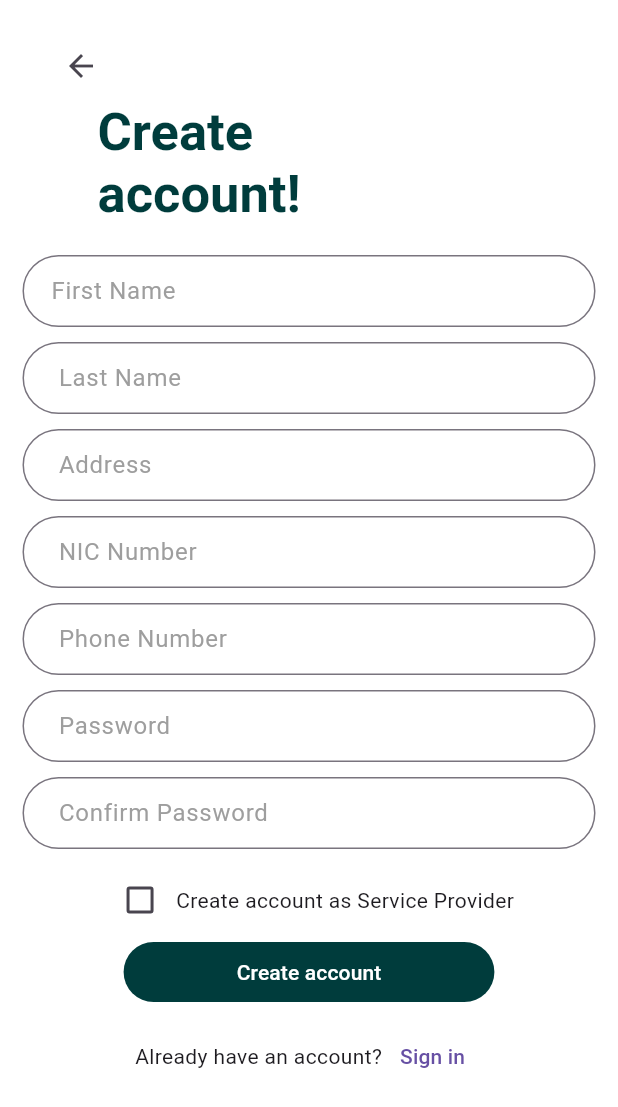
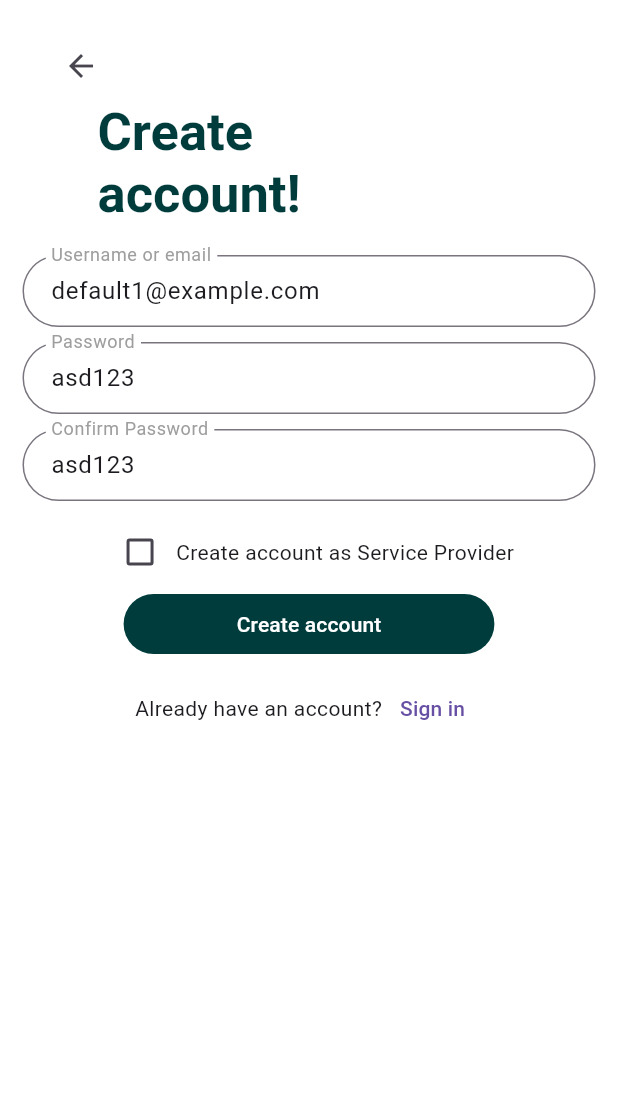
Before and after one commit to thaya2000/harvest_buddy, a Flutter app: the LandingPage screen opened directly, after a tap on "Create account", on a phone screen of 412 x 824 dp. Shown: the top 1107 px of the screen. Run offline on Flutter 3.47's test engine with Material 3 defaults, Android fonts, the light colour scheme and no system bars; our stand-ins replace curved_navigation_bar, firebase_auth, firebase_core; accounts and stored records are empty.

Commit message:
connect_register_backend

```diff
--- a/lib/landing_page.dart
+++ b/lib/landing_page.dart
@@ -89,7 +89,9 @@ class _LoginScreenState extends State<LandingPage> {
                                 Navigator.push(
                                   context,
                                   MaterialPageRoute(
-                                      builder: (context) => SignUpScreen()),
+                                      builder: (context) => SignUpScreen(
+                                            onTap: () {},
+                                          )),
                                 );
                               },
                               child: Text(
--- a/lib/login_page.dart
+++ b/lib/login_page.dart
@@ -164,7 +164,9 @@ class _LoginScreenState extends State<LoginScreen> {
                             Navigator.push(
                               context,
                               MaterialPageRoute(
-                                  builder: (context) => SignUpScreen()),
+                                  builder: (context) => SignUpScreen(
+                                        onTap: () {},
+                                      )),
                             );
                           },
                           child: Text("Create account")),
--- a/lib/main.dart
+++ b/lib/main.dart
@@ -8,8 +8,14 @@ import 'constant.dart';
 import 'landing_page.dart';
 import 'login_page.dart';
 import 'signup_page.dart';
+import 'package:firebase_core/firebase_core.dart';
+import 'firebase_options.dart';
 
-void main() {
+void main() async {
+  WidgetsFlutterBinding.ensureInitialized();
+  await Firebase.initializeApp(
+    options: DefaultFirebaseOptions.currentPlatform,
+  );
   runApp(InitialScreen());
 }
 
@@ -17,7 +23,7 @@ class InitialScreen extends StatelessWidget {
   @override
   Widget build(BuildContext context) {
     return MaterialApp(
-      home: HomePage(),
+      home: LandingPage(),
       title: "HarvestBuddy",
       debugShowCheckedModeBanner: false,
     );
--- a/lib/signup_page.dart
+++ b/lib/signup_page.dart
@@ -1,33 +1,75 @@
+import 'package:firebase_auth/firebase_auth.dart';
 import 'package:flutter/material.dart';
 import 'package:harvest_buddy/landing_page.dart';
 import 'package:harvest_buddy/login_page.dart';
-import 'constant.dart';
+import 'package:harvest_buddy/widgets/my_textfield.dart';
 
 class SignUpScreen extends StatefulWidget {
-  SignUpScreen({super.key});
+  final Function()? onTap;
+  const SignUpScreen({Key? key, required this.onTap}) : super(key: key);
 
   @override
-  State<SignUpScreen> createState() => _LoginScreenState();
+  State<SignUpScreen> createState() => _SignUpScreenState();
 }
 
-class _LoginScreenState extends State<SignUpScreen> {
+class _SignUpScreenState extends State<SignUpScreen> {
+  final emailController = TextEditingController(text: "default1@example.com");
+  final passwordController = TextEditingController(text: "asd123");
+  final confirmPasswordController = TextEditingController(text: "asd123");
+
   GlobalKey<FormState> formKey = GlobalKey<FormState>();
+  GlobalKey<ScaffoldState> scaffoldKey = GlobalKey<ScaffoldState>();
+
+  void signUserUp() async {
+    showDialog(
+      context: scaffoldKey.currentContext!,
+      builder: (context) => const Center(
+        child: CircularProgressIndicator(),
+      ),
+    );
+
+    try {
+      if (passwordController.text == confirmPasswordController.text) {
+        await FirebaseAuth.instance.createUserWithEmailAndPassword(
+          email: emailController.text,
+          password: passwordController.text,
+        );
+
+        Navigator.push(
+          scaffoldKey.currentContext!,
+          MaterialPageRoute(builder: (context) => LoginScreen()),
+        );
+      } else {
+        Navigator.pop(context);
+        genericErrorMessage("Password doesn't match!");
+      }
+    } on FirebaseAuthException catch (e) {
+      Navigator.pop(context);
+      genericErrorMessage(e.code);
+    }
+  }
+
+  void genericErrorMessage(String message) {
+    showDialog(
+      context: scaffoldKey.currentContext!,
+      builder: (context) => AlertDialog(
+        title: Text(message),
+        actions: [
+          TextButton(
+            onPressed: () {
+              Navigator.pop(context);
+            },
+            child: const Text('OK'),
+          ),
+        ],
+      ),
+    );
+  }
 
   @override
   Widget build(BuildContext context) {
-    double height = MediaQuery.of(context).size.height;
-    double width = MediaQuery.of(context).size.width;
-
-    bool isChecked = false;
-
-    // Define text styles
-    TextStyle appNameStyle = TextStyle(
-      fontSize: 35.0,
-      fontWeight: FontWeight.bold,
-      color: Color.fromARGB(255, 0, 60, 60),
-    );
-
     return Scaffold(
+      key: scaffoldKey,
       resizeToAvoidBottomInset: true,
       backgroundColor: Colors.white,
       body: SingleChildScrollView(
@@ -45,7 +87,7 @@ class _LoginScreenState extends State<SignUpScreen> {
                     Row(
                       children: [
                         IconButton(
-                          icon: Icon(Icons.arrow_back),
+                          icon: const Icon(Icons.arrow_back),
                           onPressed: () {
                             Navigator.push(
                               context,
@@ -59,18 +101,26 @@ class _LoginScreenState extends State<SignUpScreen> {
                     Padding(
                       padding: const EdgeInsets.only(left: 35),
                       child: RichText(
-                        text: TextSpan(
+                        text: const TextSpan(
                           children: [
                             TextSpan(
                               text: "Create",
-                              style: appNameStyle,
+                              style: TextStyle(
+                                fontSize: 35.0,
+                                fontWeight: FontWeight.bold,
+                                color: Color.fromARGB(255, 0, 60, 60),
+                              ),
                             ),
                             TextSpan(
-                              text: "\n", // Add a line break
+                              text: "\n",
                             ),
                             TextSpan(
                               text: "account!",
-                              style: appNameStyle,
+                              style: TextStyle(
+                                fontSize: 35.0,
+                                fontWeight: FontWeight.bold,
+                                color: Color.fromARGB(255, 0, 60, 60),
+                              ),
                             ),
                           ],
                         ),
@@ -84,166 +134,17 @@ class _LoginScreenState extends State<SignUpScreen> {
                 child: Container(
                   child: Column(
                     children: [
-                      Padding(
-                        padding: const EdgeInsets.only(
-                            left: 15.0, right: 15, bottom: 10),
-                        child: TextFormField(
-                          decoration: InputDecoration(
-                            border: OutlineInputBorder(
-                              borderSide: BorderSide(color: Colors.grey),
-                              borderRadius:
-                                  BorderRadius.all(Radius.circular(25.0)),
+                      InputText(
+                        controller: emailController,
+                        labelText: "Username or email",
                       ),
-
-                            contentPadding: EdgeInsets.symmetric(
-                                vertical: 10.0,
-                                horizontal:
-                                    15.0), // Adjust these values as needed
-
-                            labelText: "First Name",
-                            labelStyle: TextStyle(
-                              color: Colors.grey,
+                      InputText(
+                        controller: passwordController,
+                        labelText: "Password",
                       ),
-                          ),
-                        ),
-                      ),
-                      Padding(
-                        padding: const EdgeInsets.only(
-                            left: 15.0, right: 15, bottom: 10),
-                        child: TextFormField(
-                          decoration: InputDecoration(
-                            border: OutlineInputBorder(
-                              borderSide: BorderSide(color: Colors.grey),
-                              borderRadius:
-                                  BorderRadius.all(Radius.circular(25.0)),
-                            ),
-
-                            contentPadding: EdgeInsets.symmetric(
-                                vertical: 10.0,
-                                horizontal:
-                                    20.0), // Adjust these values as needed
-
-                            labelText: "Last Name",
-                            labelStyle: TextStyle(
-                              color: Colors.grey,
-                            ),
-                          ),
-                        ),
-                      ),
-                      Padding(
-                        padding: const EdgeInsets.only(
-                            left: 15.0, right: 15, bottom: 10),
-                        child: TextFormField(
-                          decoration: InputDecoration(
-                            border: OutlineInputBorder(
-                              borderSide: BorderSide(color: Colors.grey),
-                              borderRadius:
-                                  BorderRadius.all(Radius.circular(25.0)),
-                            ),
-
-                            contentPadding: EdgeInsets.symmetric(
-                                vertical: 10.0,
-                                horizontal:
-                                    20.0), // Adjust these values as needed
-
-                            labelText: "Address",
-                            labelStyle: TextStyle(
-                              color: Colors.grey,
-                            ),
-                          ),
-                        ),
-                      ),
-                      Padding(
-                        padding: const EdgeInsets.only(
-                            left: 15.0, right: 15, bottom: 10),
-                        child: TextFormField(
-                          decoration: InputDecoration(
-                            border: OutlineInputBorder(
-                              borderSide: BorderSide(color: Colors.grey),
-                              borderRadius:
-                                  BorderRadius.all(Radius.circular(25.0)),
-                            ),
-
-                            contentPadding: EdgeInsets.symmetric(
-                                vertical: 10.0,
-                                horizontal:
-                                    20.0), // Adjust these values as needed
-
-                            labelText: "NIC Number",
-                            labelStyle: TextStyle(
-                              color: Colors.grey,
-                            ),
-                          ),
-                        ),
-                      ),
-                      Padding(
-                        padding: const EdgeInsets.only(
-                            left: 15.0, right: 15, bottom: 10),
-                        child: TextFormField(
-                          decoration: InputDecoration(
-                            border: OutlineInputBorder(
-                              borderSide: BorderSide(color: Colors.grey),
-                              borderRadius:
-                                  BorderRadius.all(Radius.circular(25.0)),
-                            ),
-
-                            contentPadding: EdgeInsets.symmetric(
-                                vertical: 10.0,
-                                horizontal:
-                                    20.0), // Adjust these values as needed
-
-                            labelText: "Phone Number",
-                            labelStyle: TextStyle(
-                              color: Colors.grey,
-                            ),
-                          ),
-                        ),
-                      ),
-                      Padding(
-                        padding: const EdgeInsets.only(
-                            left: 15.0, right: 15, bottom: 10),
-                        child: TextFormField(
-                          decoration: InputDecoration(
-                            border: OutlineInputBorder(
-                              borderSide: BorderSide(color: Colors.grey),
-                              borderRadius:
-                                  BorderRadius.all(Radius.circular(25.0)),
-                            ),
-
-                            contentPadding: EdgeInsets.symmetric(
-                                vertical: 10.0,
-                                horizontal:
-                                    20.0), // Adjust these values as needed
-
-                            labelText: "Password",
-                            labelStyle: TextStyle(
-                              color: Colors.grey,
-                            ),
-                          ),
-                        ),
-                      ),
-                      Padding(
-                        padding: const EdgeInsets.only(
-                            left: 15.0, right: 15, bottom: 10),
-                        child: TextFormField(
-                          decoration: InputDecoration(
-                            border: OutlineInputBorder(
-                              borderSide: BorderSide(color: Colors.grey),
-                              borderRadius:
-                                  BorderRadius.all(Radius.circular(25.0)),
-                            ),
-
-                            contentPadding: EdgeInsets.symmetric(
-                                vertical: 10.0,
-                                horizontal:
-                                    20.0), // Adjust these values as needed
-
+                      InputText(
+                        controller: confirmPasswordController,
                         labelText: "Confirm Password",
-                            labelStyle: TextStyle(
-                              color: Colors.grey,
-                            ),
-                          ),
-                        ),
                       ),
                     ],
                   ),
@@ -253,42 +154,40 @@ class _LoginScreenState extends State<SignUpScreen> {
                 mainAxisAlignment: MainAxisAlignment.center,
                 children: [
                   Checkbox(
-                    value: isChecked,
+                    value: false,
                     onChanged: (bool? value) {
-                      setState(() {
-                        isChecked = value!;
-                      });
+                      // Handle checkbox state
                     },
                   ),
-                  Text('Create account as Service Provider'),
+                  const Text('Create account as Service Provider'),
                 ],
               ),
               Center(
                 child: Container(
                   width: MediaQuery.of(context).size.width * 0.6,
                   child: TextButton(
-                    onPressed: () {},
-                    child: Text(
-                      "Create account",
-                      style: TextStyle(
-                        color: Colors.white, // Set the text color to white
-                      ),
-                    ),
+                    onPressed: signUserUp,
                     style: ButtonStyle(
                       shape: MaterialStateProperty.all<RoundedRectangleBorder>(
-                        RoundedRectangleBorder(
+                        const RoundedRectangleBorder(
                           borderRadius: BorderRadius.all(Radius.circular(20)),
                         ),
                       ),
                       backgroundColor: MaterialStateProperty.all<Color>(
-                        Color(0xFF003C3C), // Set the color without transparency
+                        const Color(0xFF003C3C),
+                      ),
+                    ),
+                    child: const Text(
+                      "Create account",
+                      style: TextStyle(
+                        color: Colors.white,
                       ),
                     ),
                   ),
                 ),
               ),
               Padding(
-                padding: const EdgeInsets.all(8.0),
+                padding: EdgeInsets.all(8.0),
                 child: Row(
                   mainAxisAlignment: MainAxisAlignment.center,
                   children: <Widget>[
@@ -302,7 +201,8 @@ class _LoginScreenState extends State<SignUpScreen> {
                                 builder: (context) => LoginScreen()),
                           );
                         },
-                          child: Text("Sign in")),
+                        child: const Text("Sign in"),
+                      ),
                     ),
                   ],
                 ),
--- /dev/null
+++ b/lib/widgets/my_textfield.dart
@@ -0,0 +1,35 @@
+import 'package:flutter/material.dart';
+
+class InputText extends StatelessWidget {
+  final controller;
+  final String labelText;
+
+  const InputText({
+    super.key,
+    required this.controller,
+    required this.labelText,
+  });
+
+  @override
+  Widget build(BuildContext context) {
+    return Padding(
+      padding: const EdgeInsets.only(left: 15.0, right: 15, bottom: 10),
+      child: TextFormField(
+        controller: controller,
+        decoration: InputDecoration(
+          border: const OutlineInputBorder(
+            borderSide: BorderSide(color: Colors.grey),
+            borderRadius: BorderRadius.all(Radius.circular(25.0)),
+          ),
+          contentPadding: const EdgeInsets.symmetric(
+              vertical: 10.0,
+              horizontal: 15.0), // Adjust these values as needed
+          labelText: labelText,
+          labelStyle: const TextStyle(
+            color: Colors.grey,
+          ),
+        ),
+      ),
+    );
+  }
+}
--- a/pubspec.yaml
+++ b/pubspec.yaml
@@ -10,6 +10,9 @@ dependencies:
   flutter:
     sdk: flutter
   curved_navigation_bar: ^1.0.3
+  firebase_core: ^2.24.2
+  firebase_auth: ^4.16.0
+  google_sign_in: ^6.2.1
 
 dev_dependencies:
   flutter_test:
```
Also changed, not shown: lib/firebase_options.dart (added), pubspec.lock, 9 other files. Lines whose indentation alone changed are shown as unchanged.
